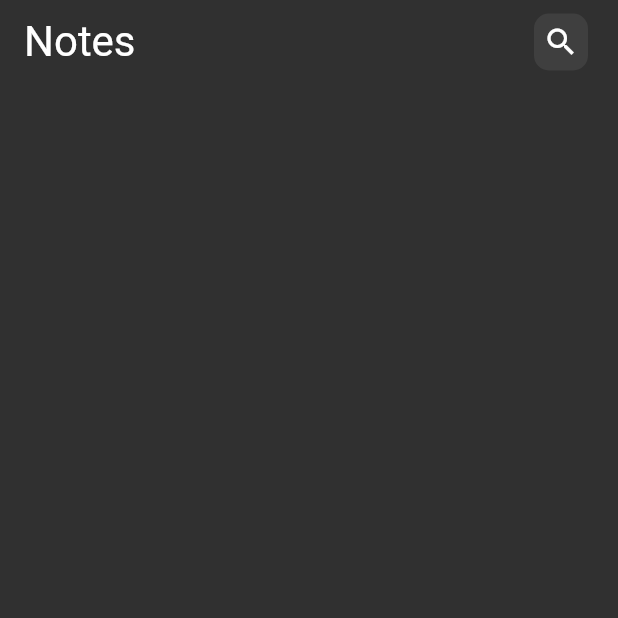
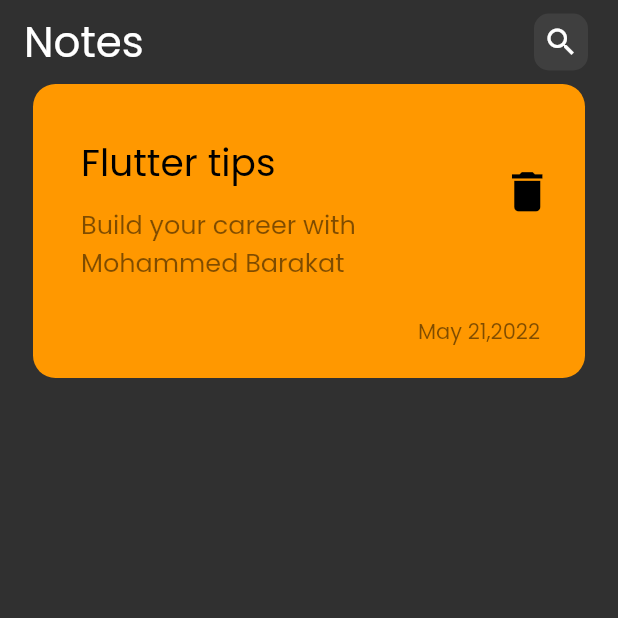
Before and after one commit to modybarakat2003/notes_app, a Flutter app: the screen it shows after launch, on a phone screen of 412 x 824 dp, the top half of it. Run offline on Flutter 3.47's test engine with Material 2 defaults, Android fonts, the phone set to English and light mode, and no system bars.

Commit message:
create Custom Note Item

```diff
--- a/lib/screens/homeScreen.dart
+++ b/lib/screens/homeScreen.dart
@@ -1,4 +1,5 @@
 import 'package:flutter/material.dart';
+import 'package:notes_app/widgets/CustomNoteItem.dart';
 import 'package:notes_app/widgets/CustomSearchIcon.dart';
 
 class home_screen extends StatelessWidget {
@@ -8,7 +9,7 @@ class home_screen extends StatelessWidget {
   Widget build(BuildContext context) {
     return MaterialApp(
       debugShowCheckedModeBanner: false,
-      theme: ThemeData(brightness: Brightness.dark),
+      theme: ThemeData(brightness: Brightness.dark, fontFamily: 'Poppins'),
       home: Scaffold(
         appBar: AppBar(
           backgroundColor: Colors.transparent,
@@ -27,7 +28,7 @@ class home_screen extends StatelessWidget {
             ),
           ],
         ),
-        body: Container(),
+        body: NoteItem(),
       ),
     );
   }
--- /dev/null
+++ b/lib/widgets/CustomNoteItem.dart
@@ -0,0 +1,66 @@
+import 'package:flutter/material.dart';
+
+class NoteItem extends StatelessWidget {
+  const NoteItem({super.key});
+
+  @override
+  Widget build(BuildContext context) {
+    return Padding(
+      padding: const EdgeInsets.symmetric(horizontal: 22),
+      child: Container(
+        padding: const EdgeInsets.only(top: 20, left: 16, bottom: 20),
+        decoration: BoxDecoration(
+          borderRadius: BorderRadius.circular(15),
+          color: Colors.orange,
+        ),
+        child: Column(
+          crossAxisAlignment: CrossAxisAlignment.end,
+          mainAxisSize: MainAxisSize.min,
+          children: [
+            const SizedBox(
+              height: 10,
+            ),
+            ListTile(
+              title: const Text(
+                'Flutter tips',
+                style: TextStyle(
+                  color: Colors.black,
+                  fontSize: 25,
+                  fontWeight: FontWeight.normal,
+                ),
+              ),
+              subtitle: Padding(
+                padding: const EdgeInsets.only(top: 10),
+                child: Text(
+                  'Build your career with Mohammed Barakat',
+                  style: TextStyle(
+                    color: Colors.black.withOpacity(.5),
+                    fontSize: 17,
+                    fontWeight: FontWeight.normal,
+                  ),
+                ),
+              ),
+              trailing: IconButton(
+                onPressed: () {},
+                icon: const Icon(
+                  Icons.delete,
+                  size: 35,
+                ),
+                color: Colors.black,
+              ),
+            ),
+            Padding(
+              padding: const EdgeInsets.only(top: 20, right: 30),
+              child: Text(
+                'May 21,2022',
+                style: TextStyle(
+                  color: Colors.black.withOpacity(.5),
+                ),
+              ),
+            ),
+          ],
+        ),
+      ),
+    );
+  }
+}
```
Also changed, not shown: pubspec.yaml (+5 -11 lines), assets/fonts/Poppins-Regular.ttf (added), pubspec.lock.
